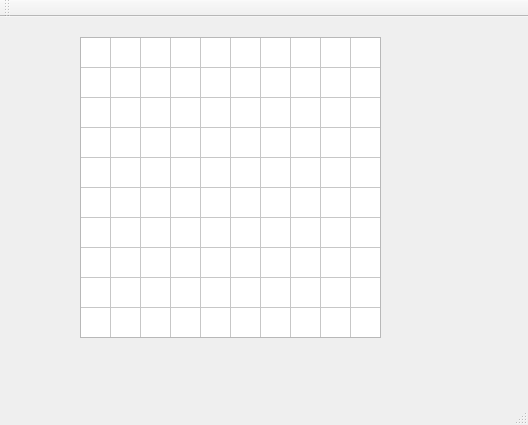
The window that Gui -Qt/mainwindow.ui (rstancioiu/Checkers-AI) describes before a commit, drawn with Qt 5.
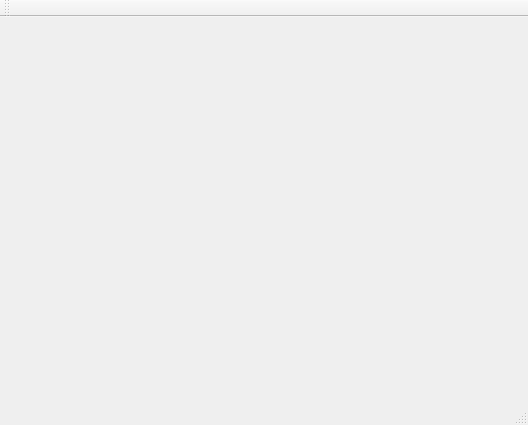
The same window after the commit.

```diff
--- a/Gui -Qt/mainwindow.ui
+++ b/Gui -Qt/mainwindow.ui
@@ -19,83 +19,7 @@
   <property name="autoFillBackground">
    <bool>false</bool>
   </property>
-  <widget class="QWidget" name="centralWidget">
-   <widget class="QTableWidget" name="tableWidget">
-    <property name="geometry">
-     <rect>
-      <x>80</x>
-      <y>20</y>
-      <width>301</width>
-      <height>301</height>
-     </rect>
-    </property>
-    <property name="layoutDirection">
-     <enum>Qt::LeftToRight</enum>
-    </property>
-    <property name="autoFillBackground">
-     <bool>false</bool>
-    </property>
-    <property name="verticalScrollBarPolicy">
-     <enum>Qt::ScrollBarAlwaysOff</enum>
-    </property>
-    <property name="horizontalScrollBarPolicy">
-     <enum>Qt::ScrollBarAlwaysOff</enum>
-    </property>
-    <property name="sizeAdjustPolicy">
-     <enum>QAbstractScrollArea::AdjustToContentsOnFirstShow</enum>
-    </property>
-    <property name="autoScroll">
-     <bool>false</bool>
-    </property>
-    <property name="rowCount">
-     <number>10</number>
-    </property>
-    <property name="columnCount">
-     <number>10</number>
-    </property>
-    <attribute name="horizontalHeaderVisible">
-     <bool>false</bool>
-    </attribute>
-    <attribute name="horizontalHeaderDefaultSectionSize">
-     <number>30</number>
-    </attribute>
-    <attribute name="horizontalHeaderHighlightSections">
-     <bool>true</bool>
-    </attribute>
-    <attribute name="horizontalHeaderMinimumSectionSize">
-     <number>30</number>
-    </attribute>
-    <attribute name="verticalHeaderVisible">
-     <bool>false</bool>
-    </attribute>
-    <attribute name="verticalHeaderDefaultSectionSize">
-     <number>30</number>
-    </attribute>
-    <attribute name="verticalHeaderMinimumSectionSize">
-     <number>30</number>
-    </attribute>
-    <row/>
-    <row/>
-    <row/>
-    <row/>
-    <row/>
-    <row/>
-    <row/>
-    <row/>
-    <row/>
-    <row/>
-    <column/>
-    <column/>
-    <column/>
-    <column/>
-    <column/>
-    <column/>
-    <column/>
-    <column/>
-    <column/>
-    <column/>
-   </widget>
-  </widget>
+  <widget class="QWidget" name="centralWidget"/>
   <widget class="QMenuBar" name="menuBar">
    <property name="geometry">
     <rect>
```
